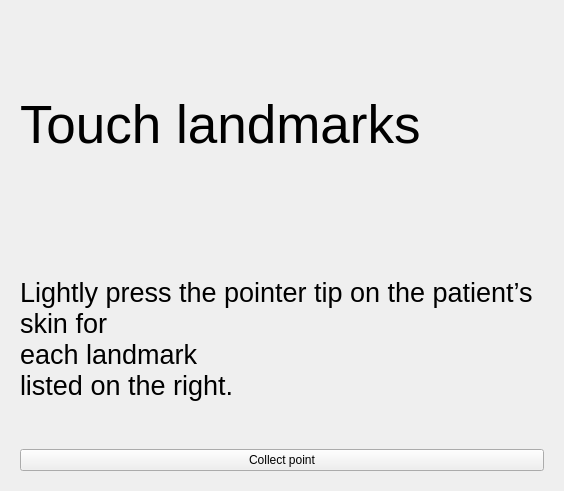
Old version of the form Registration/Resources/UI/Registration.ui in the repository NousNav/SlicerOpenNav.
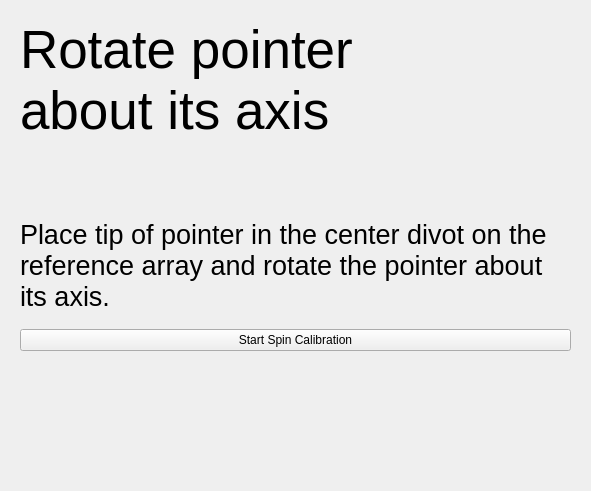
New version of the form. The open tabs and pages were chosen to show the change. Custom widgets are drawn as their Qt base class.

Commit message:
ENH: Add spin calibration step (#141)
* Adds feature requested in #134.

* Fixes the pointer alignment bug #136.

* Remove the NeedleModel bundled with NousNav and use the CreateModel
  function from SlicerIGT instead.

* The image shown to the user at that stage is a placeholder for now. It
  will be replaced with a more relevant image in a future commit.

```diff
--- a/Registration/Resources/UI/Registration.ui
+++ b/Registration/Resources/UI/Registration.ui
@@ -6,7 +6,7 @@
    <rect>
     <x>0</x>
     <y>0</y>
-    <width>564</width>
+    <width>591</width>
     <height>491</height>
    </rect>
   </property>
@@ -195,6 +195,53 @@
      </widget>
      <widget class="QWidget" name="RegistrationStep6">
       <layout class="QVBoxLayout" name="verticalLayout_6">
+       <item>
+        <widget class="QLabel" name="label_16">
+         <property name="font">
+          <font>
+           <pointsize>40</pointsize>
+          </font>
+         </property>
+         <property name="text">
+          <string>Rotate pointer 
+about its axis
+</string>
+         </property>
+        </widget>
+       </item>
+       <item>
+        <widget class="QLabel" name="label_15">
+         <property name="font">
+          <font>
+           <pointsize>20</pointsize>
+          </font>
+         </property>
+         <property name="text">
+          <string>Place tip of pointer in the center divot on the reference array and rotate the pointer about its axis.</string>
+         </property>
+         <property name="wordWrap">
+          <bool>true</bool>
+         </property>
+        </widget>
+       </item>
+       <item>
+        <widget class="QPushButton" name="SpinCalibrationButton">
+         <property name="text">
+          <string>Start Spin Calibration</string>
+         </property>
+        </widget>
+       </item>
+       <item>
+        <widget class="QLabel" name="RMSLabelSpin">
+         <property name="text">
+          <string/>
+         </property>
+        </widget>
+       </item>
+      </layout>
+     </widget>
+     <widget class="QWidget" name="RegistrationStep7">
+      <layout class="QVBoxLayout" name="verticalLayout_7">
        <item>
         <widget class="QLabel" name="label_11">
          <property name="font">
```
Left out of the diff: 2 changed lines with no effect on the pictures. The commit also changes 4 other files.
